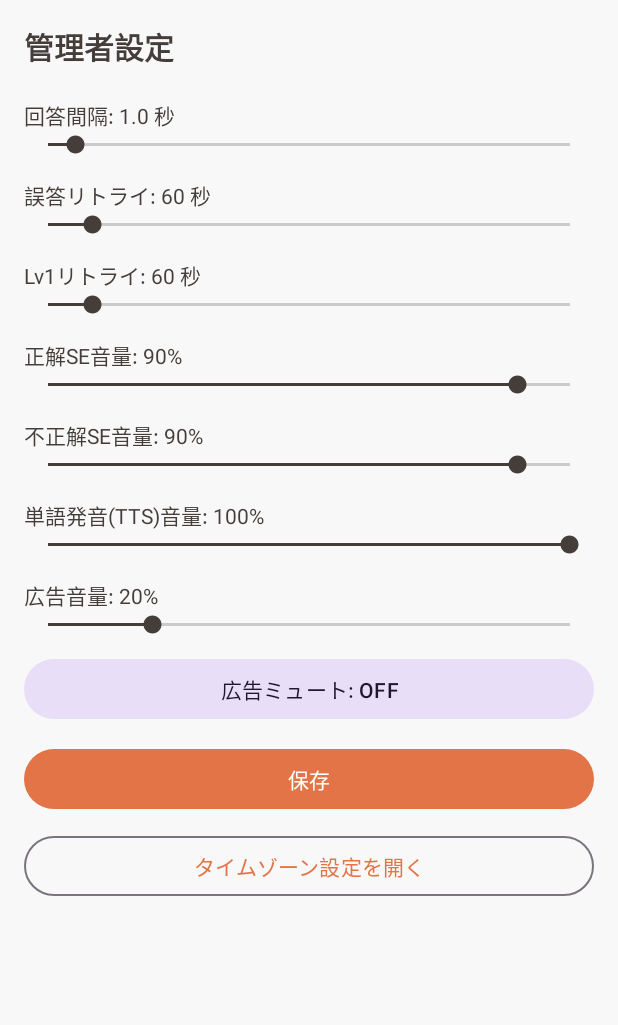
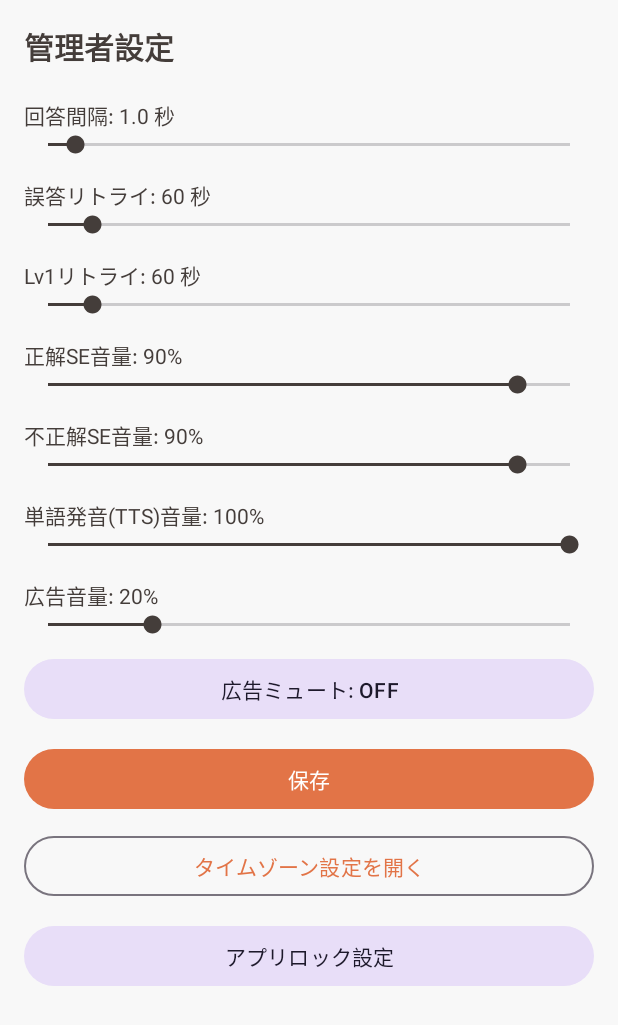
Before and after one commit to satoshimatsui2-cpu/StudyLockApp, an Android app built with Jetpack Compose: the MainActivity screen opened directly, with no data from a screen before it, after a tap on "管理者設定", on a phone screen of 412 x 824 dp. Shown: the top 1025 px of the screen. Run offline under Robolectric (Android 15) with nearby library versions, the phone set to English and light mode, and no system bars; our stand-ins replace Room's generated code.

Commit message:
アプリロック画面作成

```diff
--- a/app/src/main/java/com/example/studylockapp/AdminSettingsActivity.kt
+++ b/app/src/main/java/com/example/studylockapp/AdminSettingsActivity.kt
@@ -1,14 +1,15 @@
 package com.example.studylockapp
 
+import android.content.Intent
 import android.os.Bundle
-import android.widget.Button
 import android.widget.SeekBar
 import android.widget.TextView
-import android.content.Intent
 import androidx.appcompat.app.AppCompatActivity
 import com.example.studylockapp.ads.AdAudioManager
 import com.example.studylockapp.data.AppSettings
+import com.example.studylockapp.ui.applock.AppLockSettingsActivity
 import com.example.studylockapp.ui.setup.TimeZoneSetupActivity
+import com.google.android.material.button.MaterialButton
 
 class AdminSettingsActivity : AppCompatActivity() {
 
@@ -17,13 +18,12 @@ class AdminSettingsActivity : AppCompatActivity() {
     override fun onCreate(savedInstanceState: Bundle?) {
         super.onCreate(savedInstanceState)
         setContentView(R.layout.activity_admin_settings)
-
         settings = AppSettings(this)
 
+        // SeekBar / TextView 群
         val textInterval = findViewById<TextView>(R.id.text_interval)
         val seekInterval = findViewById<SeekBar>(R.id.seek_interval)
 
-        // ★追加：誤答リトライ / Lv1リトライ
         val textWrongRetry = findViewById<TextView>(R.id.text_wrong_retry)
         val seekWrongRetry = findViewById<SeekBar>(R.id.seek_wrong_retry)
 
@@ -42,43 +42,41 @@ class AdminSettingsActivity : AppCompatActivity() {
         val textAd = findViewById<TextView>(R.id.text_ad)
         val seekAd = findViewById<SeekBar>(R.id.seek_ad)
 
-        val btnToggleAdMute = findViewById<Button>(R.id.btn_toggle_ad_mute)
-        val btnSave = findViewById<Button>(R.id.btn_save)
+        val btnToggleAdMute = findViewById<MaterialButton>(R.id.btn_toggle_ad_mute)
+        val btnSave = findViewById<MaterialButton>(R.id.btn_save)
 
-        val btn = findViewById<Button>(R.id.button_open_timezone_setup)
-        btn.setOnClickListener {
+        // タイムゾーン設定へ
+        findViewById<MaterialButton>(R.id.button_open_timezone_setup)?.setOnClickListener {
             startActivity(Intent(this, TimeZoneSetupActivity::class.java))
+        }
+
+        // アプリロック設定へ
+        findViewById<MaterialButton>(R.id.button_app_lock_settings)?.setOnClickListener {
+            startActivity(Intent(this, AppLockSettingsActivity::class.java))
         }
 
         fun intervalMsToProgress(ms: Long): Int {
             val clamped = ms.coerceIn(500L, 10_000L)
             return ((clamped - 500L) / 100L).toInt() // 0..95
         }
-
-        fun progressToIntervalMs(progress: Int): Long {
-            return 500L + (progress.coerceIn(0, 95) * 100L)
-        }
+        fun progressToIntervalMs(progress: Int): Long =
+            500L + (progress.coerceIn(0, 95) * 100L)
 
         fun volToProgress(vol: Float) = (vol.coerceIn(0f, 1f) * 100f).toInt()
         fun progressToVol(p: Int) = (p.coerceIn(0, 100) / 100f)
 
-        // ★追加：リトライ秒（10..600秒にしたい場合）
+        // リトライ秒（10..600）
         fun secToProgress(sec: Long): Int {
             val clamped = sec.coerceIn(10L, 600L)
             return (clamped - 10L).toInt() // 0..590
         }
-
-        fun progressToSec(progress: Int): Long {
-            return (progress.coerceIn(0, 590) + 10).toLong() // 10..600
-        }
+        fun progressToSec(progress: Int): Long =
+            (progress.coerceIn(0, 590) + 10).toLong() // 10..600
 
         // 初期値反映
         seekInterval.progress = intervalMsToProgress(settings.answerIntervalMs)
-
-        // ★追加：初期値反映
         seekWrongRetry.progress = secToProgress(settings.wrongRetrySec)
         seekLevel1Retry.progress = secToProgress(settings.level1RetrySec)
-
         seekSeCorrect.progress = volToProgress(settings.seCorrectVolume)
         seekSeWrong.progress = volToProgress(settings.seWrongVolume)
         seekTts.progress = volToProgress(settings.ttsVolume)
@@ -88,7 +86,6 @@ class AdminSettingsActivity : AppCompatActivity() {
             val sec = progressToIntervalMs(seekInterval.progress) / 1000f
             textInterval.text = "回答間隔: %.1f 秒".format(sec)
 
-            // ★追加：表示更新
             textWrongRetry.text = "誤答リトライ: ${progressToSec(seekWrongRetry.progress)} 秒"
             textLevel1Retry.text = "Lv1リトライ: ${progressToSec(seekLevel1Retry.progress)} 秒"
 
@@ -99,7 +96,6 @@ class AdminSettingsActivity : AppCompatActivity() {
 
             btnToggleAdMute.text = "広告ミュート: " + if (settings.adMuted) "ON" else "OFF"
         }
-
         refreshLabels()
 
         val commonListener = object : SeekBar.OnSeekBarChangeListener {
@@ -110,27 +106,25 @@ class AdminSettingsActivity : AppCompatActivity() {
             override fun onStopTrackingTouch(seekBar: SeekBar?) {}
         }
 
-        seekInterval.setOnSeekBarChangeListener(commonListener)
-
-        // ★追加：リトライ秒のSeekBarも同じリスナーに
-        seekWrongRetry.setOnSeekBarChangeListener(commonListener)
-        seekLevel1Retry.setOnSeekBarChangeListener(commonListener)
-
-        seekSeCorrect.setOnSeekBarChangeListener(commonListener)
-        seekSeWrong.setOnSeekBarChangeListener(commonListener)
-        seekTts.setOnSeekBarChangeListener(commonListener)
-        seekAd.setOnSeekBarChangeListener(commonListener)
+        // リスナー共通設定
+        listOf(
+            seekInterval,
+            seekWrongRetry,
+            seekLevel1Retry,
+            seekSeCorrect,
+            seekSeWrong,
+            seekTts,
+            seekAd
+        ).forEach { it.setOnSeekBarChangeListener(commonListener) }
 
         btnToggleAdMute.setOnClickListener {
             settings.adMuted = !settings.adMuted
             refreshLabels()
-            AdAudioManager.apply(settings) // Ads SDKがあれば即反映、なくても安全
+            AdAudioManager.apply(settings) // Ads SDK があれば即反映、なくても安全
         }
 
         btnSave.setOnClickListener {
             settings.answerIntervalMs = progressToIntervalMs(seekInterval.progress)
-
-            // ★追加：保存
             settings.wrongRetrySec = progressToSec(seekWrongRetry.progress)
             settings.level1RetrySec = progressToSec(seekLevel1Retry.progress)
 
--- a/app/src/main/java/com/example/studylockapp/data/AppDatabase.kt
+++ b/app/src/main/java/com/example/studylockapp/data/AppDatabase.kt
@@ -4,32 +4,45 @@ import android.content.Context
 import androidx.room.Database
 import androidx.room.Room
 import androidx.room.RoomDatabase
+import com.example.studylockapp.data.db.AppUnlockDao
+import com.example.studylockapp.data.db.AppUnlockEntity
+import com.example.studylockapp.data.db.LockedAppDao
+import com.example.studylockapp.data.db.LockedAppEntity
 
 @Database(
     entities = [
         WordEntity::class,
         WordProgressEntity::class,
-        PointHistoryEntity::class   // ★追加
+        PointHistoryEntity::class,
+        LockedAppEntity::class,
+        AppUnlockEntity::class
     ],
-    version = 5,
+    version = 6, // 今使っているバージョンに合わせてください
     exportSchema = false
 )
 abstract class AppDatabase : RoomDatabase() {
+
     abstract fun wordDao(): WordDao
     abstract fun wordProgressDao(): WordProgressDao
-    abstract fun pointHistoryDao(): PointHistoryDao  // ★追加
+    abstract fun pointHistoryDao(): PointHistoryDao
+
+    abstract fun lockedAppDao(): LockedAppDao      // ← ここが error になっていたので明示
+    abstract fun appUnlockDao(): AppUnlockDao      // ← 同上
 
     companion object {
         @Volatile private var INSTANCE: AppDatabase? = null
-        fun getInstance(context: Context): AppDatabase =
-            INSTANCE ?: synchronized(this) {
+
+        fun getInstance(context: Context): AppDatabase {
+            return INSTANCE ?: synchronized(this) {
                 INSTANCE ?: Room.databaseBuilder(
                     context.applicationContext,
                     AppDatabase::class.java,
-                    "words.db"
+                    "app_database"
                 )
-                    .fallbackToDestructiveMigration() // 開発中のみ
-                    .build().also { INSTANCE = it }
+                    .fallbackToDestructiveMigration()
+                    .build()
+                    .also { INSTANCE = it }
             }
+        }
     }
 }
--- /dev/null
+++ b/app/src/main/java/com/example/studylockapp/data/db/AppUnlockDao.kt
@@ -0,0 +1,22 @@
+package com.example.studylockapp.data.db
+
+import androidx.room.Dao
+import androidx.room.Insert
+import androidx.room.OnConflictStrategy
+import androidx.room.Query
+
+@Dao
+interface AppUnlockDao {
+
+    @Query("SELECT * FROM app_unlocks WHERE packageName = :packageName LIMIT 1")
+    suspend fun get(packageName: String): AppUnlockEntity?
+
+    @Insert(onConflict = OnConflictStrategy.REPLACE)
+    suspend fun upsert(entity: AppUnlockEntity)
+
+    @Query("DELETE FROM app_unlocks WHERE packageName = :packageName")
+    suspend fun clear(packageName: String)
+
+    @Query("DELETE FROM app_unlocks WHERE unlockedUntilSec <= :nowSec")
+    suspend fun clearExpired(nowSec: Long)
+}
--- /dev/null
+++ b/app/src/main/java/com/example/studylockapp/data/db/LockedAppDao.kt
@@ -0,0 +1,26 @@
+package com.example.studylockapp.data.db
+
+import androidx.room.Dao
+import androidx.room.Insert
+import androidx.room.OnConflictStrategy
+import androidx.room.Query
+import androidx.room.Update
+
+@Dao
+interface LockedAppDao {
+
+    @Query("SELECT * FROM locked_apps ORDER BY label ASC")
+    suspend fun getAll(): List<LockedAppEntity>
+
+    @Query("SELECT * FROM locked_apps WHERE packageName = :packageName LIMIT 1")
+    suspend fun get(packageName: String): LockedAppEntity?
+
+    @Insert(onConflict = OnConflictStrategy.REPLACE)
+    suspend fun upsert(entity: LockedAppEntity)
+
+    @Update
+    suspend fun update(entity: LockedAppEntity)
+
+    @Query("DELETE FROM locked_apps WHERE packageName = :packageName")
+    suspend fun delete(packageName: String)
+}
--- a/app/src/main/res/layout/activity_admin_settings.xml
+++ b/app/src/main/res/layout/activity_admin_settings.xml
@@ -153,5 +153,14 @@
             android:text="タイムゾーン設定を開く"
             android:textAllCaps="false" />
 
+        <com.google.android.material.button.MaterialButton
+            android:id="@+id/button_app_lock_settings"
+            style="@style/Widget.Material3.Button.TonalButton"
+            android:layout_width="match_parent"
+            android:layout_height="wrap_content"
+            android:layout_marginTop="12dp"
+            android:text="アプリロック設定"
+            android:textAllCaps="false" />
+
     </LinearLayout>
 </ScrollView>
```
Also changed, not shown: app/src/main/AndroidManifest.xml (+27 -5 lines), app/src/main/java/com/example/studylockapp/data/AppSettings.kt (+28 -3 lines), app/src/main/java/com/example/studylockapp/data/db/AppUnlockEntity.kt (added, +14 -0 lines), app/src/main/java/com/example/studylockapp/data/db/LockedAppEntity.kt (added, +12 -0 lines), app/src/main/java/com/example/studylockapp/ui/applock/AppLockListAdapter.kt (added, +49 -0 lines), app/src/main/java/com/example/studylockapp/ui/applock/AppLockSettingsActivity.kt (added, +103 -0 lines), app/src/main/res/layout/activity_app_lock_settings.xml (added, +34 -0 lines), app/src/main/res/layout/item_app_lock_app.xml (added, +32 -0 lines).
